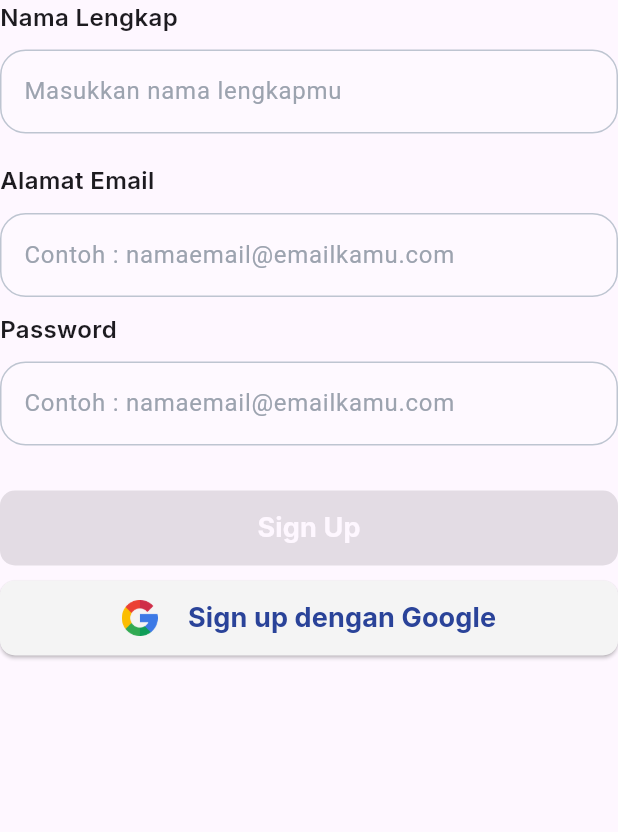
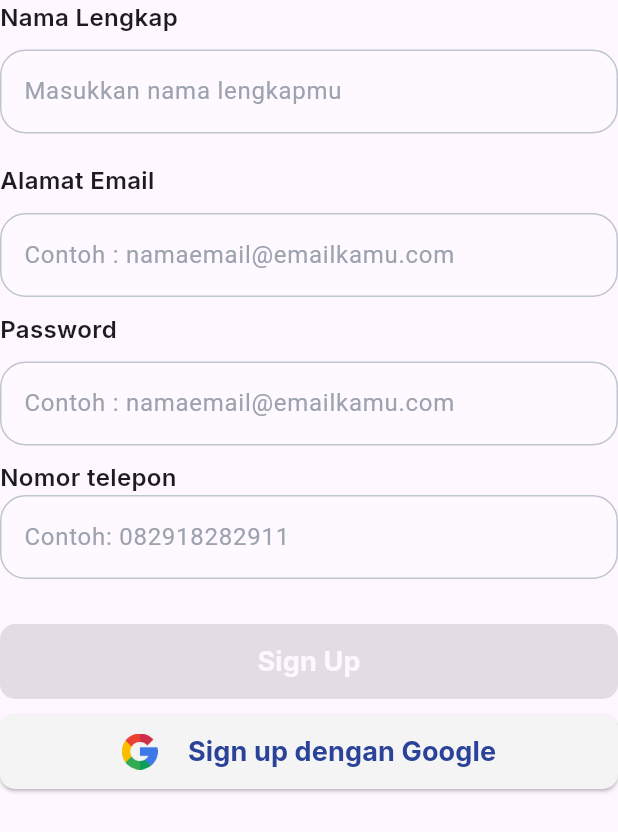
Before and after one commit to Guspascad420/vendo, a Flutter app: the CreateAccount widget shown alone on an empty page, opened directly, on a phone screen of 412 x 824 dp. Shown: the top 832 px of the screen. Run offline on Flutter 3.47's test engine with Material 2 defaults, Android fonts, the phone set to English and light mode, and no system bars; our stand-ins replace cloud_firestore, firebase_auth, firebase_core, flutter_rating_bar, flutter_svg, geolocator and 4 more; missing offline and left inert: azblob, email_auth, xml2json; accounts and stored records are empty.

```diff
--- a/lib/screens/auth/welcome_page.dart
+++ b/lib/screens/auth/welcome_page.dart
@@ -203,8 +203,11 @@ class _CreateAccountState extends State<CreateAccount> {
   final TextEditingController _fullNameTextController = TextEditingController();
   final TextEditingController _passwordTextController = TextEditingController();
   final TextEditingController _emailTextController = TextEditingController();
+  final TextEditingController _phoneTextController = TextEditingController();
+
   final validEmail = RegExp(
-      r"^[a-zA-Z0-9.!#$%&'*+/=?^_`{|}~-]+@[a-zA-Z0-9-]+(?:\.[a-zA-Z0-9-]+)*$");
+      r"^[a-zA-Z0-9.!#$%&'*+/=?^_`{|}~-]+@[a-zA-Z0-9-]+(?:\.[a-zA-Z0-9-]+)*$"
+  );
   final validPassword = RegExp(r"^(?=.*[0-9]).{8,}$");
 
   FirebaseAuth auth = FirebaseAuth.instance;
@@ -248,7 +251,8 @@ class _CreateAccountState extends State<CreateAccount> {
         ),
         const SizedBox(height: 10),
         reusableTextField(
-            "Contoh : namaemail@emailkamu.com", true, _passwordTextController),
+            "Contoh : namaemail@emailkamu.com", true, _passwordTextController
+        ),
         _isPasswordValid
             ? const SizedBox()
             : Container(
@@ -258,10 +262,17 @@ class _CreateAccountState extends State<CreateAccount> {
                   textAlign: TextAlign.right,
                   style: GoogleFonts.inter(fontSize: 12, color: Colors.red),
                 )),
+        const SizedBox(height: 10),
+        Text(
+          'Nomor telepon',
+          style: GoogleFonts.inter(fontSize: 16, fontWeight: FontWeight.w600),
+        ),
+        reusablePhoneTextField("Contoh: 082918282911", _phoneTextController),
         const SizedBox(height: 30),
         ElevatedButton(
             onPressed: _passwordTextController.text.isEmpty ||
-                    _emailTextController.text.isEmpty
+                    _emailTextController.text.isEmpty || _fullNameTextController.text.isEmpty
+                    || _phoneTextController.text.isEmpty
                 ? null
                 : () {
                     setState(() {
@@ -291,7 +302,9 @@ class _CreateAccountState extends State<CreateAccount> {
                             fullName: _fullNameTextController.text,
                             email: _emailTextController.text,
                             productsOnCart: [],
-                            favProducts: []);
+                            favProducts: [],
+                            phoneNumber: _phoneTextController.text
+                        );
                         service.createNewUser(user);
                         setState(() {
                           _isLoading = false;
@@ -311,7 +324,9 @@ class _CreateAccountState extends State<CreateAccount> {
                 padding:
                     const EdgeInsets.symmetric(horizontal: 105, vertical: 12)),
             child: _isLoading
-                ? const CircularProgressIndicator()
+                ? const CircularProgressIndicator(
+                    color: Colors.white,
+                  )
                 : Text('Sign Up',
                     style: GoogleFonts.inter(
                         fontSize: 18,
@@ -442,7 +457,9 @@ class _LoginState extends State<Login> {
                 padding:
                     const EdgeInsets.symmetric(horizontal: 105, vertical: 12)),
             child: _isLoading
-                ? const CircularProgressIndicator()
+                ? const CircularProgressIndicator(
+                    color: Colors.white,
+                  )
                 : Text('Login',
                     style: GoogleFonts.inter(
                         fontSize: 18,
```
